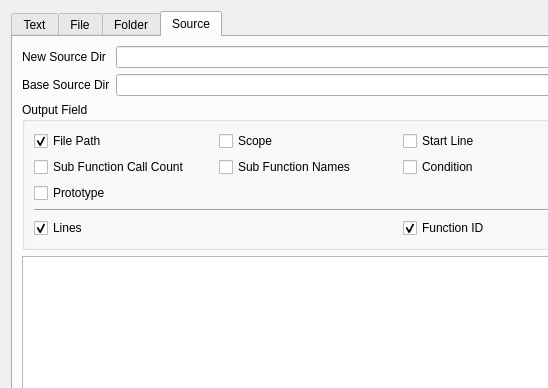
First picture: the form in py3scripts/Demo/ToolBox/toolbox.ui, repository thuleqaid/pytools, before the edit; both pictures show x 0 to 548 and y 0 to 388 of the 800 by 600 pixel window.
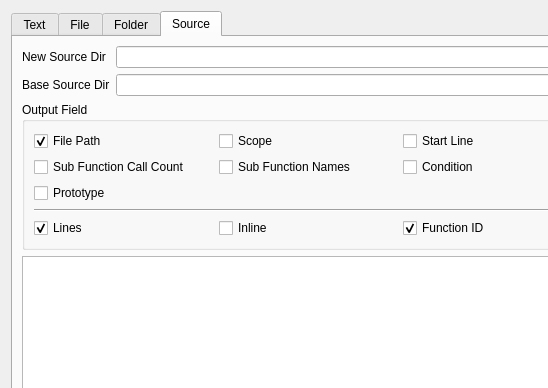
Second picture: the form after the edit. Custom widgets are drawn as their Qt base class.

Commit message: check inline function

The edit to the form file:
```diff
--- a/py3scripts/Demo/ToolBox/toolbox.ui
+++ b/py3scripts/Demo/ToolBox/toolbox.ui
@@ -376,6 +376,13 @@
             </property>
            </widget>
           </item>
+          <item row="4" column="1">
+           <widget class="QCheckBox" name="checkInline">
+            <property name="text">
+             <string>Inline</string>
+            </property>
+           </widget>
+          </item>
          </layout>
         </widget>
        </item>
```
Left out of the diff: 88 changed lines with no effect on the pictures. The commit also changes 4 other files.
